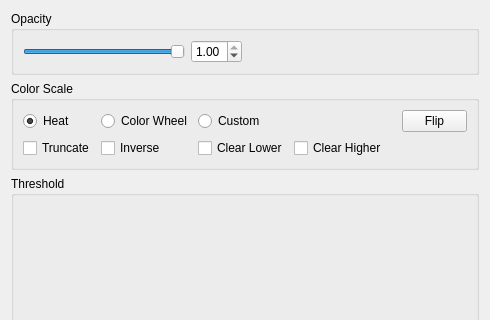
Before: the Qt Designer form freeview/WindowConfigureOverlay.ui in freesurfer/freesurfer, drawn with Qt 5; both pictures show x 0 to 490 and y 0 to 320 of the 490 by 665 pixel window.
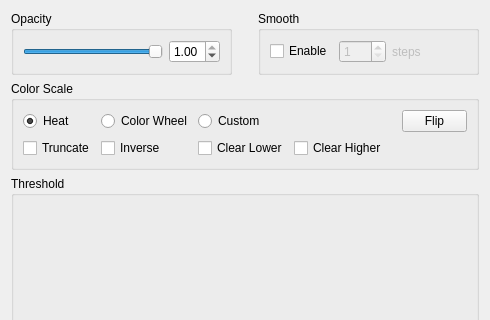
After: the same form once the commit is applied. Custom widgets are drawn as their Qt base class.

Commit message: added smooth option to surface overlay display. changed warning message box to non-modal.

The edit to the form file:
```diff
--- a/freeview/WindowConfigureOverlay.ui
+++ b/freeview/WindowConfigureOverlay.ui
@@ -15,6 +15,17 @@
   </property>
   <layout class="QVBoxLayout" name="verticalLayout_2">
    <item>
+    <layout class="QHBoxLayout" name="horizontalLayout_4">
+     <property name="spacing">
+      <number>26</number>
+     </property>
+     <property name="leftMargin">
+      <number>0</number>
+     </property>
+     <property name="topMargin">
+      <number>0</number>
+     </property>
+     <item>
     <widget class="QGroupBox" name="groupBox">
      <property name="title">
       <string>Opacity</string>
@@ -46,6 +57,45 @@
         </property>
        </widget>
       </item>
+       </layout>
+      </widget>
+     </item>
+     <item>
+      <widget class="QGroupBox" name="groupBox_5">
+       <property name="title">
+        <string>Smooth</string>
+       </property>
+       <layout class="QHBoxLayout" name="horizontalLayout_5">
+        <item>
+         <widget class="QCheckBox" name="checkBoxEnableSmooth">
+          <property name="text">
+           <string>Enable</string>
+          </property>
+         </widget>
+        </item>
+        <item>
+         <widget class="QSpinBox" name="spinBoxSmoothSteps">
+          <property name="enabled">
+           <bool>false</bool>
+          </property>
+          <property name="minimum">
+           <number>1</number>
+          </property>
+          <property name="maximum">
+           <number>100</number>
+          </property>
+         </widget>
+        </item>
+        <item>
+         <widget class="QLabel" name="label_2">
+          <property name="enabled">
+           <bool>false</bool>
+          </property>
+          <property name="text">
+           <string>steps</string>
+          </property>
+         </widget>
+        </item>
       <item>
        <spacer name="horizontalSpacer">
         <property name="orientation">
@@ -53,7 +103,7 @@
         </property>
         <property name="sizeHint" stdset="0">
          <size>
-          <width>225</width>
+            <width>40</width>
           <height>20</height>
          </size>
         </property>
@@ -61,6 +111,8 @@
       </item>
      </layout>
     </widget>
+     </item>
+    </layout>
    </item>
    <item>
     <widget class="QGroupBox" name="groupBox_2">
@@ -447,15 +499,6 @@
   </layout>
  </widget>
  <customwidgets>
-  <customwidget>
-   <class>WidgetHistogram</class>
-   <extends>QWidget</extends>
-   <header>WidgetHistogram.h</header>
-   <container>1</container>
-   <slots>
-    <slot>FlipMarkers()</slot>
-   </slots>
-  </customwidget>
   <customwidget>
    <class>QtColorPicker</class>
    <extends>QWidget</extends>
@@ -465,6 +508,15 @@
     <signal>currentColorChanged(QColor)</signal>
    </slots>
   </customwidget>
+  <customwidget>
+   <class>WidgetHistogram</class>
+   <extends>QWidget</extends>
+   <header>WidgetHistogram.h</header>
+   <container>1</container>
+   <slots>
+    <slot>FlipMarkers()</slot>
+   </slots>
+  </customwidget>
  </customwidgets>
  <resources/>
  <connections>
```
Left out of the diff: 169 changed lines with no effect on the pictures. Lines whose indentation alone changed are shown as unchanged. The commit also changes 11 other files.
